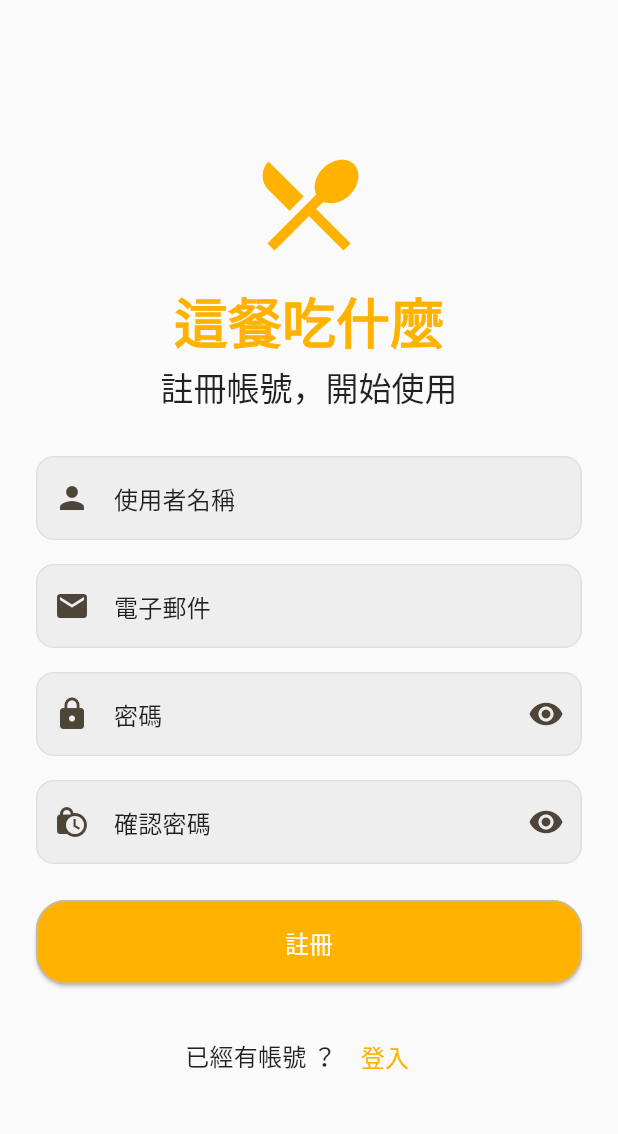
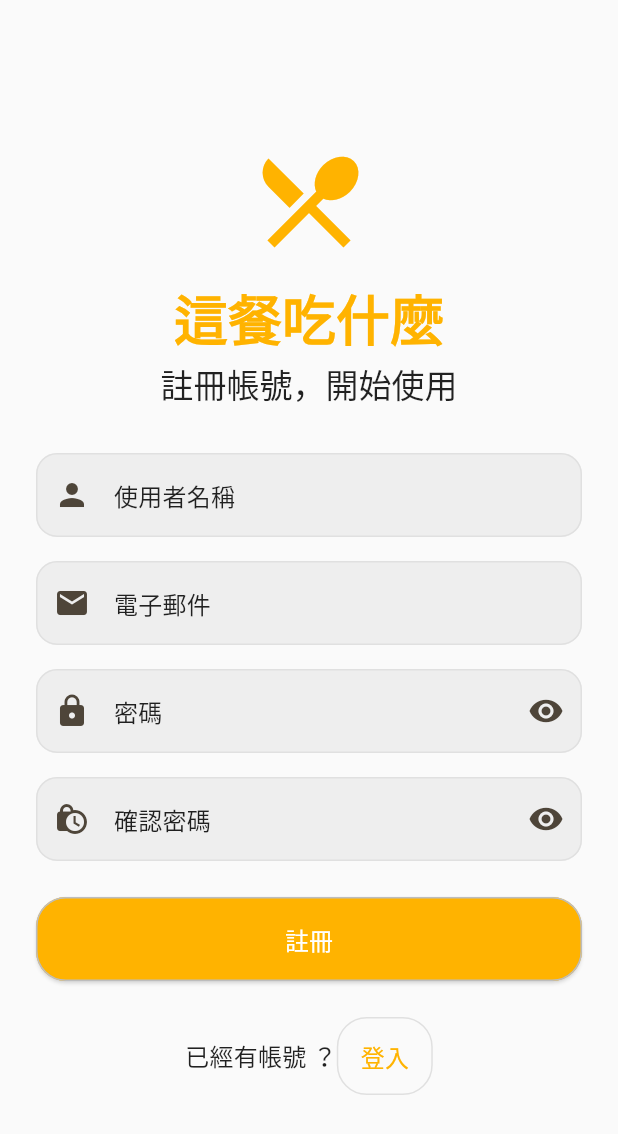
Before and after one commit to JeepWay/what-for-meal, a Flutter app: the RegisterPage screen opened by its route, on a phone screen of 412 x 824 dp. Shown: the top 1134 px of the screen. Run offline on Flutter 3.47's test engine with Material 3 defaults, Android fonts, the phone set to English and light mode, and no system bars; our stand-ins replace cloud_firestore, firebase_auth, firebase_core, go_router, google_sign_in, logger; missing offline and left inert: firebase_ui_auth; accounts and stored records are empty; generated files the repository leaves out were written again.

Commit message:
Feat: change default global theme

```diff
--- a/lib/themes/theme.dart
+++ b/lib/themes/theme.dart
@@ -5,53 +5,101 @@ class AppTheme {
   // static final ThemeData darkTheme = _darkTheme;
 }
 
-final _lightColorScheme = ColorScheme.fromSeed(
+final ColorScheme _lightColorScheme = ColorScheme.fromSeed(
   seedColor: Colors.amber.shade600,
   brightness: Brightness.light,
-  primary: Colors.amber.shade600, // 主題色：橙色 (0xFFFF9800)
-  onPrimary: Colors.white, // 主題色上的文字/圖標：白色
-  secondary: Colors.grey.shade200, // 次要色：番茄紅
-  onSecondary: Colors.white, // 次要色上的文字/圖標：白色
-  error: Colors.red.shade800, // 錯誤色：柔和紅色
-  onError: Colors.white, // 錯誤色上的文字/圖標：白色
-  surface: Colors.grey.shade50, // 表面色（如卡片）：淺橙米色
-  onSurface: Colors.black87, // 表面上的文字/圖標：深灰色
+  primary: Colors.amber.shade600,
+  onPrimary: Colors.white,
+  primaryContainer: Colors.amber.shade200,
+  onPrimaryContainer: Colors.black87,
+  secondary: Colors.grey.shade200,
+  onSecondary: Colors.black87,
+  error: Colors.red.shade800,
+  onError: Colors.white,
+  surface: Colors.grey.shade50,
+  onSurface: Colors.black87,
+  outline: Colors.grey.shade300,
 );
 
 
 ThemeData _lightTheme = ThemeData(
   primarySwatch: Colors.orange,
+  useMaterial3: true,
   colorScheme: _lightColorScheme,
-  useMaterial3: true,
   inputDecorationTheme: InputDecorationTheme(
     filled: true,
-    fillColor: Colors.grey.shade200,
+    fillColor: _lightColorScheme.secondary,
     contentPadding: const EdgeInsets.symmetric(
       horizontal: 20,
       vertical: 16,
     ),
-    border: OutlineInputBorder(
-      borderRadius: BorderRadius.circular(12),
+    border: OutlineInputBorder( // 基礎邊框，作為預設值應用於所有狀態（除非其他狀態邊框被指定）
+      borderRadius: BorderRadius.circular(14),
       borderSide: BorderSide.none,
     ),
-    enabledBorder: OutlineInputBorder(
-      borderRadius: BorderRadius.circular(12),
-      borderSide: BorderSide(color: Colors.grey[300]!),
+    enabledBorder: OutlineInputBorder(  // 當輸入框處於啟用但未聚焦狀態時的邊框
+      borderRadius: BorderRadius.circular(14),
+      borderSide: BorderSide(color: _lightColorScheme.outline),
     ),
-    focusedBorder: OutlineInputBorder(
-      borderRadius: BorderRadius.circular(12),
-      borderSide: const BorderSide(color: Colors.orange, width: 2),
+    focusedBorder: OutlineInputBorder(  // 當輸入框獲得焦點（用戶點擊或正在輸入時）的邊框
+      borderRadius: BorderRadius.circular(14),
+      borderSide: BorderSide(color: Colors.orange, width: 2),
+    ),
+    errorBorder: OutlineInputBorder(  // 當輸入框有錯誤（例如驗證失敗）且未聚焦時的邊框
+      borderRadius: BorderRadius.circular(14),
+      borderSide: BorderSide(color: _lightColorScheme.error),
+    ),
+    focusedErrorBorder: OutlineInputBorder( // 當輸入框有錯誤且處於聚焦狀態時的邊框
+      borderRadius: BorderRadius.circular(14),
+      borderSide: BorderSide(color: _lightColorScheme.error),
+    ),
+  ),
+  buttonTheme: ButtonThemeData(
+    padding: const EdgeInsets.symmetric(vertical: 14),
+    shape: RoundedRectangleBorder(
+      borderRadius: BorderRadius.circular(20),
+    ),
+  ),
+  textButtonTheme: TextButtonThemeData(
+    style: OutlinedButton.styleFrom(
+      foregroundColor: _lightColorScheme.onPrimary,
+      backgroundColor: _lightColorScheme.primary,
+      padding: const EdgeInsets.symmetric(vertical: 14),
+      side: BorderSide(color: _lightColorScheme.outline),
+      shadowColor: null,
+      shape: RoundedRectangleBorder(
+        borderRadius: BorderRadius.circular(20),
+      ),
+      iconColor: _lightColorScheme.onPrimary,
+      iconSize: 25,
     ),
   ),
   elevatedButtonTheme: ElevatedButtonThemeData(
     style: ElevatedButton.styleFrom(
-      foregroundColor: Colors.white,
-      backgroundColor: Colors.orange,
-      padding: const EdgeInsets.symmetric(vertical: 16),
+      foregroundColor: _lightColorScheme.onPrimary,
+      backgroundColor: _lightColorScheme.primary,
+      padding: const EdgeInsets.symmetric(vertical: 14),
+      side: BorderSide(color: _lightColorScheme.outline),
+      shadowColor: _lightColorScheme.surface,
       shape: RoundedRectangleBorder(
         borderRadius: BorderRadius.circular(20),
       ),
-      side: BorderSide(color: Colors.orange.shade300),
+      iconColor: _lightColorScheme.onPrimary,
+      iconSize: 25,
+    ),
+  ),
+  outlinedButtonTheme: OutlinedButtonThemeData(
+    style: OutlinedButton.styleFrom(
+      foregroundColor: _lightColorScheme.onPrimary,
+      backgroundColor: _lightColorScheme.primary,
+      padding: const EdgeInsets.symmetric(vertical: 14),
+      side: BorderSide(color: _lightColorScheme.outline),
+      shadowColor: null,
+      shape: RoundedRectangleBorder(
+        borderRadius: BorderRadius.circular(20),
+      ),
+      iconColor: _lightColorScheme.onPrimary,
+      iconSize: 25,
     ),
   ),
   textTheme: Typography.material2021().black.copyWith(
@@ -82,7 +130,7 @@ ThemeData _lightTheme = ThemeData(
     bodySmall: const TextStyle(
       color: Colors.black54,
     ),
-    labelLarge: const TextStyle(  // 用於按鈕文字
+    labelLarge: const TextStyle(
       color: Colors.black54,
     ),
     labelMedium: const TextStyle(
@@ -113,15 +161,15 @@ ThemeData _lightTheme = ThemeData(
 //         vertical: 16,
 //       ),
 //       border: OutlineInputBorder(
-//         borderRadius: BorderRadius.circular(12),
+//         borderRadius: BorderRadius.circular(14),
 //         borderSide: BorderSide.none,
 //       ),
 //       enabledBorder: OutlineInputBorder(
-//         borderRadius: BorderRadius.circular(12),
+//         borderRadius: BorderRadius.circular(14),
 //         borderSide: BorderSide(color: Colors.grey[700]!),
 //       ),
 //       focusedBorder: OutlineInputBorder(
-//         borderRadius: BorderRadius.circular(12),
+//         borderRadius: BorderRadius.circular(14),
 //         borderSide: const BorderSide(color: Colors.orange, width: 2),
 //       ),
 //     ),
```
